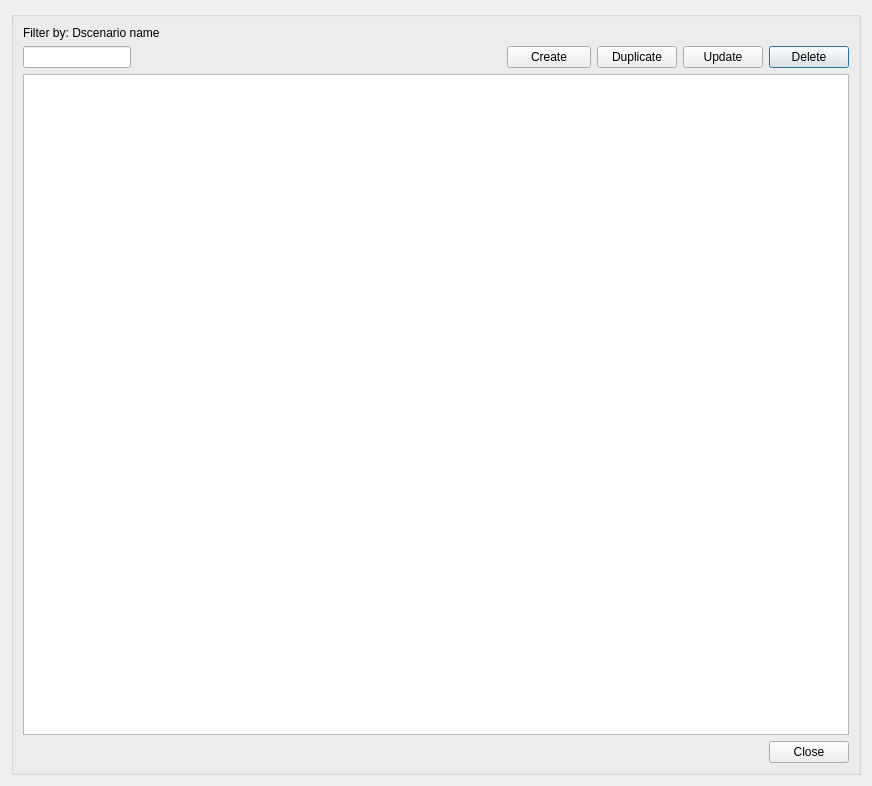
Qt form core/ui/toolbars/epa/dscenario_manager.ui (Giswater/giswater_qgis_plugin) before a commit.
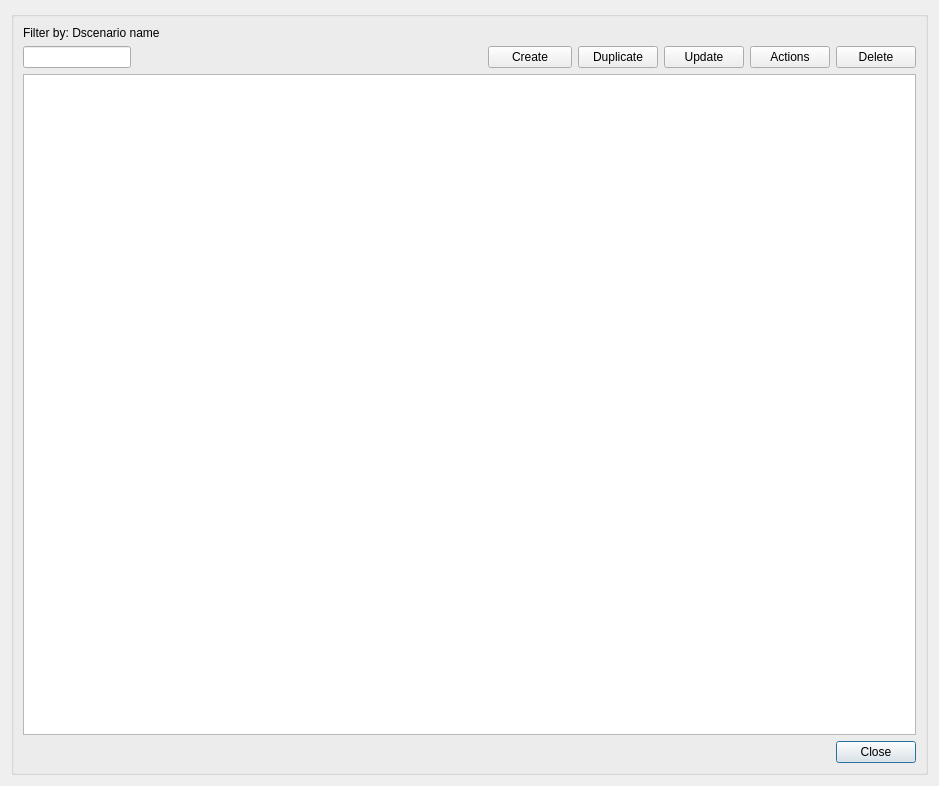
The same form after that commit.

Commit message: Enhancement: add button "update" on dscenario_manager and rename old "update" to "actions"

Patch:
```diff
--- a/core/ui/toolbars/epa/dscenario_manager.ui
+++ b/core/ui/toolbars/epa/dscenario_manager.ui
@@ -6,7 +6,7 @@
    <rect>
     <x>0</x>
     <y>0</y>
-    <width>872</width>
+    <width>939</width>
     <height>786</height>
    </rect>
   </property>
@@ -20,26 +20,6 @@
       <string/>
      </property>
      <layout class="QGridLayout" name="verticalLayout_3">
-      <item row="4" column="0">
-       <widget class="QLabel" name="lbl_dscenario_name">
-        <property name="text">
-         <string>Filter by: Dscenario name</string>
-        </property>
-       </widget>
-      </item>
-      <item row="5" column="2" colspan="2">
-       <spacer name="horizontalSpacer_2">
-        <property name="orientation">
-         <enum>Qt::Horizontal</enum>
-        </property>
-        <property name="sizeHint" stdset="0">
-         <size>
-          <width>5000</width>
-          <height>20</height>
-         </size>
-        </property>
-       </spacer>
-      </item>
       <item row="5" column="0" colspan="2">
        <widget class="QLineEdit" name="txt_name">
         <property name="sizePolicy">
@@ -53,47 +33,75 @@
         </property>
        </widget>
       </item>
-      <item row="7" column="0" colspan="5">
-       <spacer name="horizontalSpacer">
-        <property name="orientation">
-         <enum>Qt::Horizontal</enum>
-        </property>
-        <property name="sizeHint" stdset="0">
-         <size>
-          <width>40</width>
-          <height>20</height>
-         </size>
-        </property>
-       </spacer>
-      </item>
-      <item row="5" column="9">
-       <widget class="QPushButton" name="btn_delete">
-        <property name="sizePolicy">
-         <sizepolicy hsizetype="Fixed" vsizetype="Fixed">
-          <horstretch>0</horstretch>
-          <verstretch>0</verstretch>
-         </sizepolicy>
-        </property>
-        <property name="text">
-         <string>Delete</string>
-        </property>
-       </widget>
-      </item>
-      <item row="6" column="0" colspan="10">
+      <item row="6" column="0" colspan="12">
        <widget class="QTableView" name="tbl_dscenario">
         <property name="selectionMode">
          <enum>QAbstractItemView::SingleSelection</enum>
         </property>
        </widget>
       </item>
-      <item row="7" column="9">
+      <item row="4" column="0">
+       <widget class="QLabel" name="lbl_dscenario_name">
+        <property name="text">
+         <string>Filter by: Dscenario name</string>
+        </property>
+       </widget>
+      </item>
+      <item row="7" column="0" colspan="5">
+       <spacer name="horizontalSpacer">
+        <property name="orientation">
+         <enum>Qt::Horizontal</enum>
+        </property>
+        <property name="sizeHint" stdset="0">
+         <size>
+          <width>40</width>
+          <height>20</height>
+         </size>
+        </property>
+       </spacer>
+      </item>
+      <item row="7" column="11">
        <widget class="QPushButton" name="btn_cancel">
         <property name="text">
          <string>Close</string>
         </property>
        </widget>
       </item>
-      <item row="5" column="6">
+      <item row="5" column="11">
+       <widget class="QPushButton" name="btn_delete">
+        <property name="sizePolicy">
+         <sizepolicy hsizetype="Fixed" vsizetype="Fixed">
+          <horstretch>0</horstretch>
+          <verstretch>0</verstretch>
+         </sizepolicy>
+        </property>
+        <property name="text">
+         <string>Delete</string>
+        </property>
+       </widget>
+      </item>
+      <item row="5" column="10">
+       <widget class="QPushButton" name="btn_toolbox">
+        <property name="text">
+         <string>Actions</string>
+        </property>
+       </widget>
+      </item>
+      <item row="5" column="9">
+       <widget class="QPushButton" name="btn_update">
+        <property name="text">
+         <string>Update</string>
+        </property>
+       </widget>
+      </item>
+      <item row="5" column="8">
+       <widget class="QPushButton" name="btn_duplicate">
+        <property name="text">
+         <string>Duplicate</string>
+        </property>
+       </widget>
+      </item>
+      <item row="5" column="7">
        <widget class="QToolButton" name="btn_create">
         <property name="sizePolicy">
          <sizepolicy hsizetype="Minimum" vsizetype="Minimum">
@@ -118,19 +126,18 @@
         </property>
        </widget>
       </item>
-      <item row="5" column="8">
-       <widget class="QPushButton" name="btn_update">
-        <property name="text">
-         <string>Update</string>
+      <item row="5" column="2" colspan="5">
+       <spacer name="horizontalSpacer_2">
+        <property name="orientation">
+         <enum>Qt::Horizontal</enum>
         </property>
-       </widget>
-      </item>
-      <item row="5" column="7">
-       <widget class="QPushButton" name="btn_duplicate">
-        <property name="text">
-         <string>Duplicate</string>
+        <property name="sizeHint" stdset="0">
+         <size>
+          <width>5000</width>
+          <height>20</height>
+         </size>
         </property>
-       </widget>
+       </spacer>
       </item>
      </layout>
     </widget>
```
The commit also changes 1 other file.
